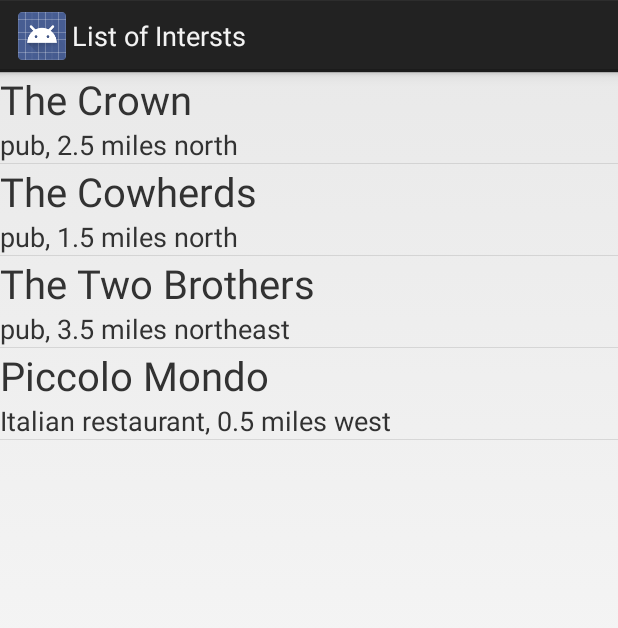
After one commit to randymarshsouthpark/Mapping3, an Android app: the ExampleListActivity screen opened directly, with no data from a screen before it, on a phone screen of 412 x 824 dp. The commit adds this screen. Shown: the top 628 px of the screen. Run offline under Robolectric (Android 15) with nearby library versions, the phone set to English and light mode, and no system bars.

Commit message:
Added new list activity

```diff
--- a/app/src/main/AndroidManifest.xml
+++ b/app/src/main/AndroidManifest.xml
@@ -25,6 +25,9 @@
         </activity>
         <activity android:name=".MapChooseActivity" android:label="@string/choosemap">
         </activity>
+
+        <activity android:name=".ExampleListActivity" android:label="@string/listofpoi">
+        </activity>
     </application>
 
 </manifest>
--- /dev/null
+++ b/app/src/main/java/com/example/a2cricg55/mapping2/ExampleListActivity.java
@@ -0,0 +1,53 @@
+
+package com.example.a2cricg55.mapping2;
+
+import android.app.ListActivity;
+import android.os.Bundle;
+import android.widget.ArrayAdapter;
+import android.view.View;
+import android.view.ViewGroup;
+import android.view.LayoutInflater;
+import android.widget.TextView;
+import android.widget.ListView;
+import android.content.Context;
+
+public class ExampleListActivity extends ListActivity
+{
+    String[] names, details;
+
+    public void onCreate(Bundle savedInstanceState)
+    {
+        super.onCreate(savedInstanceState);
+        names = new String[] { "The Crown", "The Cowherds", "The Two Brothers", "Piccolo Mondo" };
+        details = new String[] { "pub, 2.5 miles north", "pub, 1.5 miles north",
+                "pub, 3.5 miles northeast" , "Italian restaurant, 0.5 miles west" };
+        MyAdapter adapter = new MyAdapter();
+        setListAdapter(adapter);
+    }
+
+    public void onListItemClick(ListView lv, View view, int index, long id)
+    {
+        // handle list item selection
+    }
+
+
+    public class MyAdapter extends ArrayAdapter<String>
+    {
+        public MyAdapter()
+        {
+            // We have to use ExampleListActivity.this to refer to the outer class (the activity)
+            super(ExampleListActivity.this, android.R.layout.simple_list_item_1, names);
+        }
+
+        public View getView(int index, View convertView, ViewGroup parent)
+        {
+            LayoutInflater inflater = (LayoutInflater)getSystemService(Context.LAYOUT_INFLATER_SERVICE);
+            View view = inflater.inflate(R.layout.poientry, parent, false);
+            TextView title = (TextView)view.findViewById(R.id.poi_name), detail =
+                    (TextView)view.findViewById(R.id.poi_desc);
+            title.setText(names[index]);
+            detail.setText(details[index]);
+            return view;
+        }
+    }
+}
--- a/app/src/main/java/com/example/a2cricg55/mapping2/MainActivity.java
+++ b/app/src/main/java/com/example/a2cricg55/mapping2/MainActivity.java
@@ -77,6 +77,12 @@ public class MainActivity extends Activity
             startActivityForResult(intent,0);
             return true;
         }
+        else if(item.getItemId() == R.id.listofpoi)
+        {
+            Intent intent   = new Intent(this,ExampleListActivity.class);
+            startActivityForResult(intent,0);
+            return true;
+        }
         return false;
     }
 }
--- /dev/null
+++ b/app/src/main/res/layout/poientry.xml
@@ -0,0 +1,9 @@
+<?xml version="1.0" encoding="utf-8"?>
+<LinearLayout xmlns:android="http://schemas.android.com/apk/res/android"
+    android:layout_width="fill_parent" android:layout_height="wrap_content"
+    android:orientation="vertical">
+    <TextView android:layout_width="fill_parent" android:layout_height="wrap_content" android:textSize="12pt"
+        android:id="@+id/poi_name" />
+    <TextView android:layout_width="fill_parent" android:layout_height="wrap_content" android:textSize="8pt"
+        android:id="@+id/poi_desc" />
+</LinearLayout>
--- a/app/src/main/res/menu/map_hello_menu.xml
+++ b/app/src/main/res/menu/map_hello_menu.xml
@@ -2,4 +2,5 @@
 <menu
     xmlns:android="http://schemas.android.com/apk/res/android">
     <item android:id="@+id/choosemap" android:title="@string/choosemap"/>
+    <item android:id="@+id/listofpoi" android:title="Choose your point of interest"/>
 </menu>
--- a/app/src/main/res/values/strings.xml
+++ b/app/src/main/res/values/strings.xml
@@ -3,4 +3,5 @@
     <string name="choosemap">Choose the map style</string>
     <string name="regularview">Choose the normal view</string>
     <string name="cyclemapview">Choose a view for the bikes</string>
+    <string name="listofpoi">List of Intersts</string>
 </resources>
```
